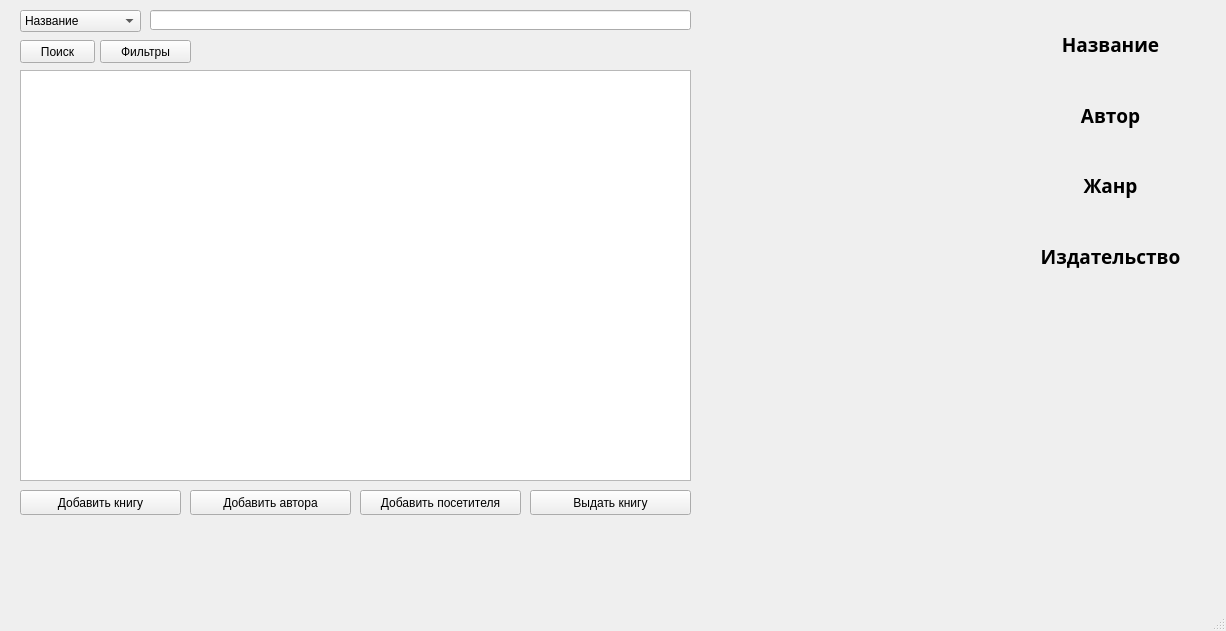
This is untitled.ui in zhbuni/library-subscription as Qt 5 draws it before an edit. The edited form follows.
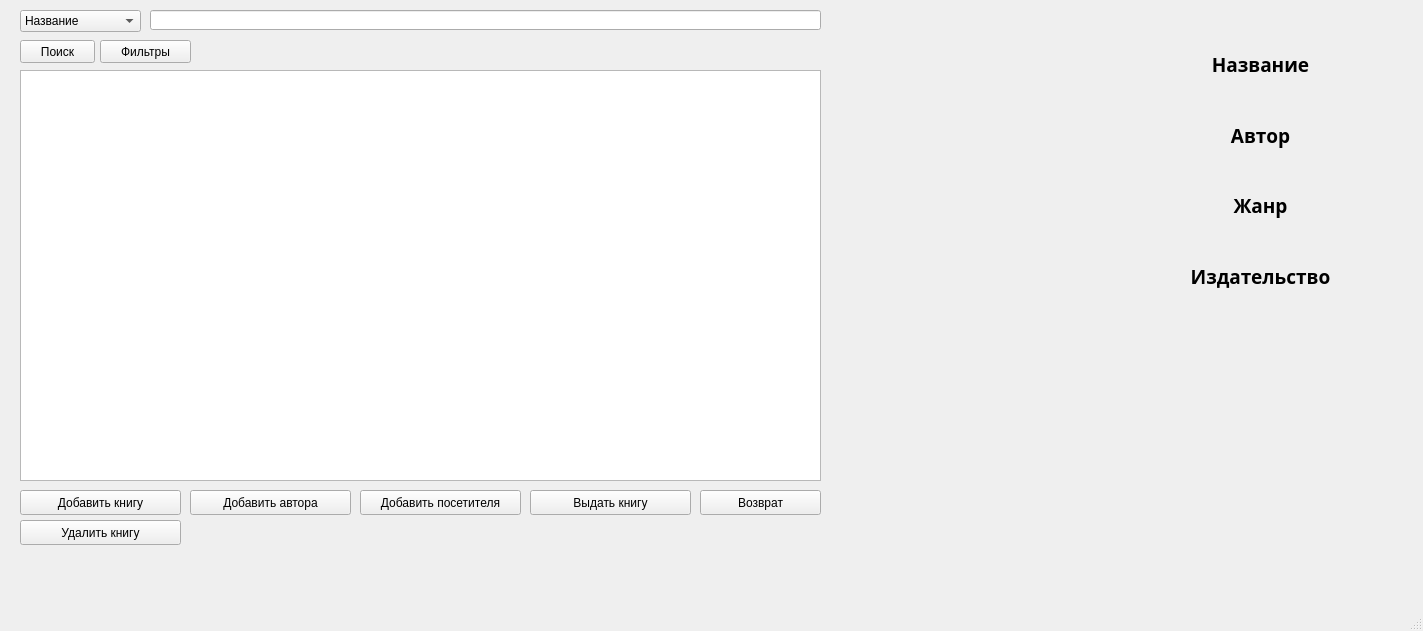
This is the edited form.

Diff of the .ui file:
```diff
--- a/untitled.ui
+++ b/untitled.ui
@@ -6,7 +6,7 @@
    <rect>
     <x>0</x>
     <y>0</y>
-    <width>1226</width>
+    <width>1423</width>
     <height>631</height>
    </rect>
   </property>
@@ -71,7 +71,7 @@
     <property name="geometry">
      <rect>
       <x>20</x>
-      <y>530</y>
+      <y>560</y>
       <width>701</width>
       <height>16</height>
      </rect>
@@ -85,7 +85,7 @@
      <rect>
       <x>150</x>
       <y>10</y>
-      <width>541</width>
+      <width>671</width>
       <height>20</height>
      </rect>
     </property>
@@ -95,7 +95,7 @@
      <rect>
       <x>20</x>
       <y>70</y>
-      <width>671</width>
+      <width>801</width>
       <height>411</height>
      </rect>
     </property>
@@ -168,8 +168,8 @@
    <widget class="QLabel" name="image">
     <property name="geometry">
      <rect>
-      <x>730</x>
-      <y>0</y>
+      <x>860</x>
+      <y>10</y>
       <width>250</width>
       <height>365</height>
      </rect>
@@ -187,8 +187,8 @@
    <widget class="QWidget" name="verticalLayoutWidget">
     <property name="geometry">
      <rect>
-      <x>1000</x>
-      <y>30</y>
+      <x>1150</x>
+      <y>50</y>
       <width>221</width>
       <height>311</height>
      </rect>
@@ -358,6 +358,32 @@
      </item>
     </layout>
    </widget>
+   <widget class="QPushButton" name="giveBackButton">
+    <property name="geometry">
+     <rect>
+      <x>700</x>
+      <y>490</y>
+      <width>121</width>
+      <height>25</height>
+     </rect>
+    </property>
+    <property name="text">
+     <string>Возврат</string>
+    </property>
+   </widget>
+   <widget class="QPushButton" name="bookDeleteButton">
+    <property name="geometry">
+     <rect>
+      <x>20</x>
+      <y>520</y>
+      <width>161</width>
+      <height>25</height>
+     </rect>
+    </property>
+    <property name="text">
+     <string>Удалить книгу</string>
+    </property>
+   </widget>
   </widget>
   <widget class="QMenuBar" name="menubar">
    <property name="geometry">
```
Left out of the diff: 12 changed lines with no effect on the pictures.
